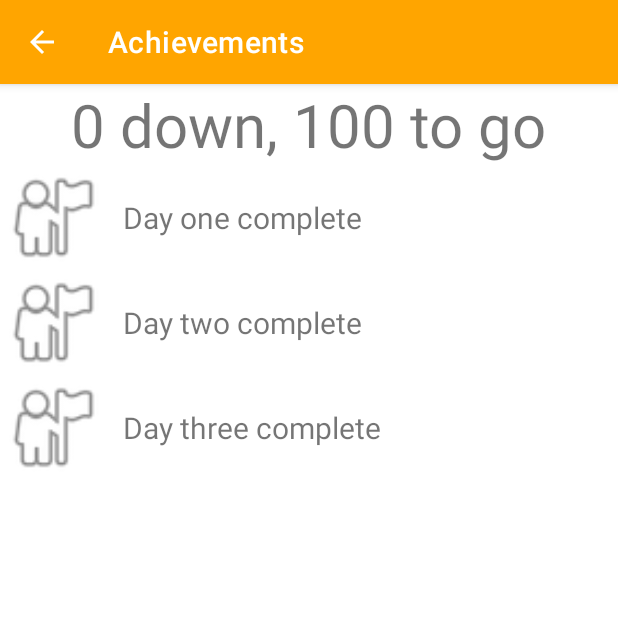
After one commit to ss251/WeFit, an Android app: the AchievementsActivity screen opened directly, with no data from a screen before it, on a phone screen of 412 x 824 dp, the top half of it. The commit adds this screen. Run offline under Robolectric (Android 15) with nearby library versions, the phone set to English and light mode, and no system bars.

Commit message:
added achievements page and updated stats fragment

```diff
--- a/app/src/main/AndroidManifest.xml
+++ b/app/src/main/AndroidManifest.xml
@@ -3,13 +3,14 @@
     package="edu.uw.ss251.wefit">
 
     <application
+        android:name=".WeFitApplication"
         android:allowBackup="true"
         android:icon="@mipmap/ic_launcher"
         android:label="@string/app_name"
         android:roundIcon="@mipmap/ic_launcher_round"
         android:supportsRtl="true"
-	    android:name=".WeFitApplication"
-	    android:theme="@style/Theme.WeFit">
+        android:theme="@style/Theme.WeFit">
+        <activity android:name=".AchievementsActivity"></activity>
         <activity android:name=".MainActivity">
             <intent-filter>
                 <action android:name="android.intent.action.MAIN" />
--- /dev/null
+++ b/app/src/main/java/edu/uw/ss251/wefit/AchievementListAdapter.kt
@@ -0,0 +1,26 @@
+package edu.uw.ss251.wefit
+
+import android.view.LayoutInflater
+import android.view.ViewGroup
+import androidx.recyclerview.widget.RecyclerView
+import edu.uw.ss251.wefit.databinding.ItemAchievementBinding
+
+class AchievementListAdapter(private var listOfAchievements: List<String>): RecyclerView.Adapter<AchievementListAdapter.AchievementViewHolder>() {
+    class AchievementViewHolder(val binding: ItemAchievementBinding): RecyclerView.ViewHolder(binding.root)
+
+    override fun onCreateViewHolder(parent: ViewGroup, viewType: Int): AchievementViewHolder {
+        val binding = ItemAchievementBinding.inflate(LayoutInflater.from(parent.context))
+        return AchievementViewHolder(binding)
+    }
+
+    override fun onBindViewHolder(holder: AchievementViewHolder, position: Int) {
+        val achievement = listOfAchievements[position]
+        with(holder.binding) {
+            tvAchievement.text = achievement
+        }
+
+    }
+
+    override fun getItemCount(): Int = listOfAchievements.size
+
+}
--- /dev/null
+++ b/app/src/main/java/edu/uw/ss251/wefit/AchievementsActivity.kt
@@ -0,0 +1,42 @@
+package edu.uw.ss251.wefit
+
+import android.content.Context
+import android.content.Intent
+import androidx.appcompat.app.AppCompatActivity
+import android.os.Bundle
+import edu.uw.ss251.wefit.data.AchievementProvider
+import edu.uw.ss251.wefit.databinding.ActivityAchievementsBinding
+
+fun navigateToAchievementsActivity(context: Context) {
+    val intent = Intent(context, AchievementsActivity::class.java)
+    val bundle = Bundle()
+    intent.putExtras(bundle)
+    context.startActivity(intent)
+}
+
+class AchievementsActivity : AppCompatActivity() {
+
+    private lateinit var binding: ActivityAchievementsBinding
+
+    override fun onCreate(savedInstanceState: Bundle?) {
+        super.onCreate(savedInstanceState)
+        binding = ActivityAchievementsBinding.inflate(layoutInflater).apply { setContentView(root) }
+
+        with(binding) {
+            val achievements = AchievementProvider.listOfAchievements
+            val adapter = AchievementListAdapter(achievements)
+            rvAchievements.adapter = adapter
+        }
+
+        // adds back button to activity and sets title
+        val actionBar = supportActionBar
+        actionBar!!.setDisplayHomeAsUpEnabled(true)
+
+        actionBar.title = "Achievements"
+    }
+
+    override fun onSupportNavigateUp(): Boolean {
+        onBackPressed()
+        return true
+    }
+}
--- a/app/src/main/java/edu/uw/ss251/wefit/AddExerciseFragment.kt
+++ b/app/src/main/java/edu/uw/ss251/wefit/AddExerciseFragment.kt
@@ -6,7 +6,6 @@ import android.view.LayoutInflater
 import android.view.View
 import android.view.ViewGroup
 import edu.uw.ss251.wefit.databinding.FragmentAddExerciseBinding
-import edu.uw.ss251.wefit.databinding.FragmentGoalsBinding
 
 class AddExerciseFragment : Fragment() {
     override fun onCreateView(
--- a/app/src/main/java/edu/uw/ss251/wefit/CalendarFragment.kt
+++ b/app/src/main/java/edu/uw/ss251/wefit/CalendarFragment.kt
@@ -8,7 +8,6 @@ import android.view.LayoutInflater
 import android.view.View
 import android.view.ViewGroup
 import edu.uw.ss251.wefit.databinding.FragmentCalendarBinding
-import edu.uw.ss251.wefit.databinding.FragmentGoalsBinding
 import java.util.*
 
 val activitiesMap = mutableMapOf("6/5/2021" to mutableListOf(Activity("fdsa")))
--- /dev/null
+++ b/app/src/main/java/edu/uw/ss251/wefit/data/AchievementProvider.kt
@@ -0,0 +1,10 @@
+package edu.uw.ss251.wefit.data
+
+object AchievementProvider {
+    val listOfAchievements = mutableListOf(
+        "Day one complete",
+        "Day two complete",
+        "Day three complete"
+    )
+
+}
--- /dev/null
+++ b/app/src/main/res/layout/activity_achievements.xml
@@ -0,0 +1,32 @@
+<?xml version="1.0" encoding="utf-8"?>
+<androidx.constraintlayout.widget.ConstraintLayout xmlns:android="http://schemas.android.com/apk/res/android"
+    xmlns:app="http://schemas.android.com/apk/res-auto"
+    xmlns:tools="http://schemas.android.com/tools"
+    android:layout_width="match_parent"
+    android:layout_height="match_parent"
+    tools:context=".AchievementsActivity">
+
+    <TextView
+        android:id="@+id/tvCompletion"
+        android:layout_width="wrap_content"
+        android:layout_height="wrap_content"
+        android:text="0 down, 100 to go"
+        android:textSize="40sp"
+        app:layout_constraintTop_toTopOf="parent"
+        app:layout_constraintBottom_toTopOf="@+id/rvAchievements"
+        app:layout_constraintStart_toStartOf="parent"
+        app:layout_constraintEnd_toEndOf="parent"/>
+
+    <androidx.recyclerview.widget.RecyclerView
+        android:id="@+id/rvAchievements"
+        android:layout_width="0dp"
+        android:layout_height="0dp"
+        app:layout_constraintTop_toBottomOf="@id/tvCompletion"
+        app:layout_constraintBottom_toBottomOf="parent"
+        app:layout_constraintStart_toStartOf="parent"
+        app:layout_constraintEnd_toEndOf="parent"
+        app:layoutManager="androidx.recyclerview.widget.LinearLayoutManager"
+        tools:listitem="@layout/item_achievement"/>
+
+
+</androidx.constraintlayout.widget.ConstraintLayout>
--- /dev/null
+++ b/app/src/main/res/layout/item_achievement.xml
@@ -0,0 +1,37 @@
+<?xml version="1.0" encoding="utf-8"?>
+<androidx.constraintlayout.widget.ConstraintLayout xmlns:android="http://schemas.android.com/apk/res/android"
+    android:layout_width="match_parent"
+    android:layout_height="wrap_content"
+    xmlns:app="http://schemas.android.com/apk/res-auto"
+    android:visibility="visible"
+    android:id="@+id/itemAchievement">
+
+    <ImageView
+        android:id="@+id/ivAchievement"
+        android:layout_width="70dp"
+        android:layout_height="70dp"
+        app:layout_constraintStart_toStartOf="parent"
+        app:layout_constraintTop_toTopOf="parent"
+        app:layout_constraintBottom_toBottomOf="parent"
+        android:src="@android:drawable/ic_menu_myplaces"/>
+
+    <androidx.constraintlayout.widget.Barrier
+        android:id="@+id/barrier"
+        android:layout_width="0dp"
+        android:layout_height="0dp"
+        app:barrierDirection="end"
+        app:constraint_referenced_ids="ivAchievement"/>
+
+    <TextView
+        android:id="@+id/tvAchievement"
+        android:layout_width="wrap_content"
+        android:layout_height="wrap_content"
+        android:textSize="20sp"
+        android:layout_marginStart="12dp"
+        app:layout_constraintTop_toTopOf="parent"
+        app:layout_constraintEnd_toEndOf="parent"
+        app:layout_constraintStart_toEndOf="@id/barrier"
+        app:layout_constraintBottom_toBottomOf="parent"
+        app:layout_constraintHorizontal_bias="0.0"
+        android:text="You did it!"/>
+</androidx.constraintlayout.widget.ConstraintLayout>
```
Also changed, not shown: app/src/main/java/edu/uw/ss251/wefit/GoalsFragment.kt (deleted, +0 -20 lines), app/src/main/java/edu/uw/ss251/wefit/MainActivity.kt (+9 -4 lines), app/src/main/java/edu/uw/ss251/wefit/StatsFragment.kt (added, +26 -0 lines), app/src/main/res/layout/activity_main.xml (+10 -33 lines), app/src/main/res/layout/fragment_goals.xml (deleted, +0 -17 lines), app/src/main/res/layout/fragment_stats.xml (added, +33 -0 lines), app/src/main/res/navigation/nav_graph.xml (+9 -8 lines).
